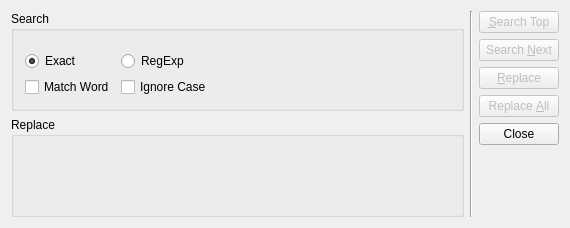
First picture: the form in src/tosearchreplaceui.ui, repository tora-tool/tora, before the edit.
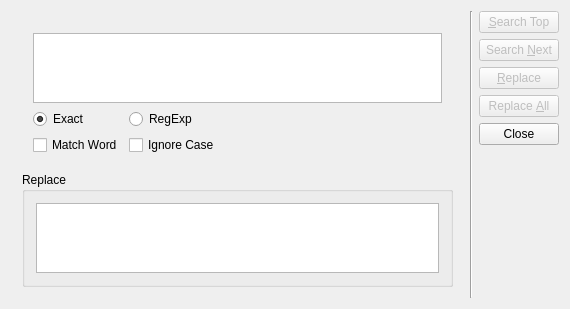
Second picture: the form after the edit. Custom widgets are drawn as their Qt base class.

```diff
--- a/src/tosearchreplaceui.ui
+++ b/src/tosearchreplaceui.ui
@@ -145,33 +145,9 @@
      <property name="frameShadow" >
       <enum>QFrame::Plain</enum>
      </property>
-     <layout class="QVBoxLayout" >
-      <property name="spacing" >
-       <number>6</number>
-      </property>
-      <property name="leftMargin" >
-       <number>0</number>
-      </property>
-      <property name="topMargin" >
-       <number>0</number>
-      </property>
-      <property name="rightMargin" >
-       <number>0</number>
-      </property>
-      <property name="bottomMargin" >
-       <number>0</number>
-      </property>
-      <item>
-       <widget class="Q3ButtonGroup" name="ButtonGroup1" >
-        <property name="sizePolicy" >
-         <sizepolicy vsizetype="Preferred" hsizetype="Preferred" >
-          <horstretch>0</horstretch>
-          <verstretch>0</verstretch>
-         </sizepolicy>
-        </property>
-        <property name="title" >
-         <string>Search</string>
-        </property>
+     <layout class="QGridLayout" >
+      <item row="0" column="0" >
+       <widget class="QWidget" native="1" name="ButtonGroup1" >
         <layout class="QGridLayout" >
          <property name="leftMargin" >
           <number>11</number>
@@ -192,7 +168,7 @@
           <number>6</number>
          </property>
          <item row="0" column="0" colspan="3" >
-          <widget class="Q3MultiLineEdit" native="1" name="SearchText" />
+          <widget class="QTextEdit" name="SearchText" />
          </item>
          <item row="1" column="0" >
           <widget class="QRadioButton" name="Exact" >
@@ -256,8 +232,8 @@
         </layout>
        </widget>
       </item>
-      <item>
-       <widget class="Q3GroupBox" name="GroupBox1" >
+      <item row="1" column="0" >
+       <widget class="QGroupBox" name="GroupBox1" >
         <property name="sizePolicy" >
          <sizepolicy vsizetype="Preferred" hsizetype="Preferred" >
           <horstretch>0</horstretch>
@@ -287,7 +263,14 @@
           <number>6</number>
          </property>
          <item row="0" column="0" >
-          <widget class="Q3MultiLineEdit" native="1" name="ReplaceText" />
+          <widget class="QTextEdit" name="ReplaceText" >
+           <property name="html" >
+            <string>&lt;html>&lt;head>&lt;meta name="qrichtext" content="1" />&lt;style type="text/css">
+p, li { white-space: pre-wrap; }
+&lt;/style>&lt;/head>&lt;body style=" font-family:'Sans Serif'; font-size:9pt; font-weight:400; font-style:normal;">
+&lt;p style="-qt-paragraph-type:empty; margin-top:0px; margin-bottom:0px; margin-left:0px; margin-right:0px; -qt-block-indent:0; text-indent:0px;">&lt;/p>&lt;/body>&lt;/html></string>
+           </property>
+          </widget>
          </item>
         </layout>
        </widget>
@@ -299,25 +282,6 @@
  </widget>
  <layoutdefault spacing="6" margin="11" />
  <pixmapfunction>qPixmapFromMimeSource</pixmapfunction>
- <customwidgets>
-  <customwidget>
-   <class>Q3GroupBox</class>
-   <extends>QGroupBox</extends>
-   <header>Qt3Support/Q3GroupBox</header>
-   <container>1</container>
-  </customwidget>
-  <customwidget>
-   <class>Q3ButtonGroup</class>
-   <extends>Q3GroupBox</extends>
-   <header>Qt3Support/Q3ButtonGroup</header>
-   <container>1</container>
-  </customwidget>
-  <customwidget>
-   <class>Q3MultiLineEdit</class>
-   <extends>QWidget</extends>
-   <header>q3multilineedit.h</header>
-  </customwidget>
- </customwidgets>
  <tabstops>
   <tabstop>SearchText</tabstop>
   <tabstop>Exact</tabstop>
```
